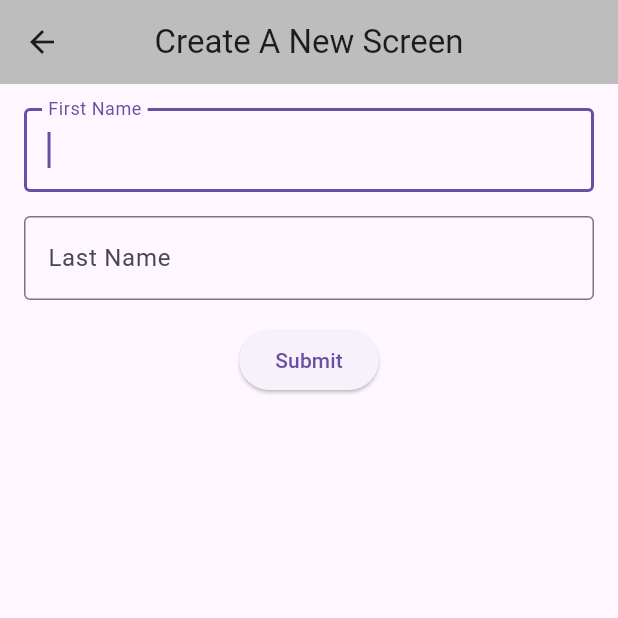
After one commit to MiladSedhom/demo, a Flutter app: the screen it shows after launch, after a tap on an icon or button, on a phone screen of 412 x 824 dp, the top half of it. The commit adds this screen. Run offline on Flutter 3.47's test engine with Material 3 defaults, Android fonts, the phone set to English and light mode, and no system bars; network calls fail.

Commit message:
feat: create student

```diff
--- /dev/null
+++ b/lib/screens/create_student.dart
@@ -0,0 +1,121 @@
+import 'package:flutter/material.dart';
+import 'package:http/http.dart' as http;
+import 'dart:convert';
+
+class CreateStudent extends StatelessWidget {
+  const CreateStudent({super.key});
+
+  @override
+  Widget build(BuildContext context) {
+    return Scaffold(
+      appBar: AppBar(
+        title: const Text("Create A New Screen"),
+        backgroundColor: Colors.grey[400],
+        centerTitle: true,
+      ),
+      body: const Center(
+        child: CreateStudentForm(),
+      ),
+    );
+  }
+}
+
+class CreateStudentForm extends StatefulWidget {
+  const CreateStudentForm({super.key});
+
+  @override
+  State<CreateStudentForm> createState() => _CreateStudentFormState();
+}
+
+class _CreateStudentFormState extends State<CreateStudentForm> {
+  final formKey = GlobalKey<FormState>();
+  final TextEditingController firstNameController = TextEditingController();
+  final TextEditingController lastNameController = TextEditingController();
+
+  Future<http.Response> postStudent(String firstName, String lastName) async {
+    const String url = 'http://localhost:3000/students';
+    final res = await http.post(Uri.parse(url),
+        headers: {
+          'Content-Type': 'application/json',
+        },
+        body: jsonEncode({'firstName': firstName, 'lastName': lastName}));
+
+    return res;
+  }
+
+  @override
+  Widget build(BuildContext context) {
+    return Form(
+        key: formKey,
+        child: Padding(
+          padding: const EdgeInsets.all(16),
+          child: Column(
+            children: [
+              TextFormField(
+                controller: firstNameController,
+                decoration: const InputDecoration(
+                  border: OutlineInputBorder(),
+                  labelText: 'First Name',
+                ),
+                autofocus: true,
+                validator: (value) {
+                  if (value == null || value.isEmpty) {
+                    return 'Please enter your first name.';
+                  }
+                  if (value.length < 2 || value.length > 20) {
+                    return 'Names must be between 2 and 20 characters.';
+                  }
+                  return null;
+                },
+              ),
+              const SizedBox(
+                height: 16,
+              ),
+              TextFormField(
+                controller: lastNameController,
+                decoration: const InputDecoration(
+                  border: OutlineInputBorder(),
+                  labelText: 'Last Name',
+                ),
+                autofocus: true,
+                validator: (value) {
+                  if (value == null || value.isEmpty) {
+                    return 'Please enter your first name.';
+                  }
+                  if (value.length < 2 || value.length > 20) {
+                    return 'Names must be between 2 and 20 characters.';
+                  }
+                  return null;
+                },
+              ),
+              const SizedBox(
+                height: 16,
+              ),
+              ElevatedButton(
+                onPressed: () {
+                  if (formKey.currentState!.validate()) {
+                    postStudent(firstNameController.text, lastNameController.text).then((res) {
+                      if (res.statusCode == 200) {
+                        ScaffoldMessenger.of(context).showSnackBar(const SnackBar(
+                          content: Text("Student created successfully!"),
+                          duration: Duration(seconds: 1),
+                        ));
+                      } else {
+                        ScaffoldMessenger.of(context).showSnackBar(const SnackBar(
+                          content: Text("Failed to create Student!"),
+                          duration: Duration(seconds: 1),
+                        ));
+                      }
+                    });
+                    Future.delayed(const Duration(seconds: 1), () {
+                      Navigator.of(context).pop();
+                    });
+                  }
+                },
+                child: const Text('Submit'),
+              ),
+            ],
+          ),
+        ));
+  }
+}
--- a/lib/screens/home.dart
+++ b/lib/screens/home.dart
@@ -1,5 +1,6 @@
 import "dart:convert";
 
+import "package:demo/screens/create_student.dart";
 import "package:flutter/material.dart";
 import "package:http/http.dart" as http;
 
@@ -10,12 +11,25 @@ class Home extends StatelessWidget {
   Widget build(BuildContext context) {
     return Scaffold(
       appBar: AppBar(
-        title: const Text("Flutter Demo"),
+        title: const Text("Home Screen"),
         backgroundColor: Colors.grey[400],
         centerTitle: true,
       ),
       body: const Center(
         child: StudentView(),
+      ),
+      floatingActionButton: FloatingActionButton(
+        child: const Text(
+          '+',
+          style: TextStyle(fontSize: 30),
+        ),
+        onPressed: () {
+          Navigator.of(context).push(
+            MaterialPageRoute(
+              builder: (context) => const CreateStudent(),
+            ),
+          );
+        },
       ),
     );
   }
```
